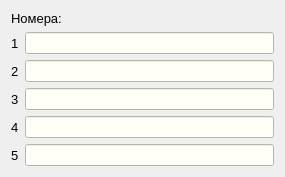
Old version of the form ChooseNumber.ui in the repository okostynchuk/Outcall.
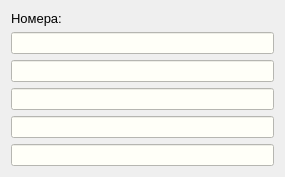
New version of the form. Icons and pictures are not drawn.

Diff of the .ui file:
```diff
--- a/ChooseNumber.ui
+++ b/ChooseNumber.ui
@@ -11,15 +11,15 @@
    </rect>
   </property>
   <property name="windowTitle">
-   <string>Dialog</string>
+   <string>Выбор номера</string>
   </property>
   <property name="windowIcon">
    <iconset resource="images.qrc">
     <normaloff>:/images/outcall-logo.png</normaloff>:/images/outcall-logo.png</iconset>
   </property>
   <layout class="QGridLayout" name="gridLayout">
-   <item row="0" column="0" colspan="2">
-    <widget class="QLabel" name="label_5">
+   <item row="0" column="0">
+    <widget class="QLabel" name="label">
      <property name="font">
       <font>
        <pointsize>10</pointsize>
@@ -34,30 +34,6 @@
     </widget>
    </item>
    <item row="1" column="0">
-    <widget class="QLabel" name="label_6">
-     <property name="font">
-      <font>
-       <pointsize>10</pointsize>
-      </font>
-     </property>
-     <property name="text">
-      <string>1</string>
-     </property>
-    </widget>
-   </item>
-   <item row="3" column="0">
-    <widget class="QLabel" name="label_8">
-     <property name="font">
-      <font>
-       <pointsize>10</pointsize>
-      </font>
-     </property>
-     <property name="text">
-      <string>3</string>
-     </property>
-    </widget>
-   </item>
-   <item row="1" column="1">
     <widget class="QLineEdit" name="FirstNumber">
      <property name="mouseTracking">
       <bool>true</bool>
@@ -73,18 +49,6 @@
     </widget>
    </item>
    <item row="2" column="0">
-    <widget class="QLabel" name="label_7">
-     <property name="font">
-      <font>
-       <pointsize>10</pointsize>
-      </font>
-     </property>
-     <property name="text">
-      <string>2</string>
-     </property>
-    </widget>
-   </item>
-   <item row="2" column="1">
     <widget class="QLineEdit" name="SecondNumber">
      <property name="styleSheet">
       <string notr="true">*{
@@ -96,19 +60,7 @@
      </property>
     </widget>
    </item>
-   <item row="5" column="0">
-    <widget class="QLabel" name="label_19">
-     <property name="font">
-      <font>
-       <pointsize>10</pointsize>
-      </font>
-     </property>
-     <property name="text">
-      <string>5</string>
-     </property>
-    </widget>
-   </item>
-   <item row="3" column="1">
+   <item row="3" column="0">
     <widget class="QLineEdit" name="ThirdNumber">
      <property name="styleSheet">
       <string notr="true">*{
@@ -120,43 +72,31 @@
      </property>
     </widget>
    </item>
-   <item row="5" column="1">
-    <widget class="QLineEdit" name="FifthNumber">
-     <property name="styleSheet">
-      <string notr="true">*{
-background-color: #fffff8;
-}</string>
-     </property>
-     <property name="readOnly">
-      <bool>true</bool>
-     </property>
-    </widget>
-   </item>
-   <item row="4" column="1">
-    <widget class="QLineEdit" name="FourthNumber">
-     <property name="styleSheet">
-      <string notr="true">*{
-background-color: #fffff8;
-}</string>
-     </property>
-     <property name="readOnly">
-      <bool>true</bool>
-     </property>
-    </widget>
-   </item>
    <item row="4" column="0">
-    <widget class="QLabel" name="label_18">
-     <property name="font">
-      <font>
-       <pointsize>10</pointsize>
-      </font>
+    <widget class="QLineEdit" name="FourthNumber">
+     <property name="styleSheet">
+      <string notr="true">*{
+background-color: #fffff8;
+}</string>
      </property>
-     <property name="text">
-      <string>4</string>
+     <property name="readOnly">
+      <bool>true</bool>
      </property>
     </widget>
    </item>
-   <item row="6" column="1">
+   <item row="5" column="0">
+    <widget class="QLineEdit" name="FifthNumber">
+     <property name="styleSheet">
+      <string notr="true">*{
+background-color: #fffff8;
+}</string>
+     </property>
+     <property name="readOnly">
+      <bool>true</bool>
+     </property>
+    </widget>
+   </item>
+   <item row="6" column="0">
     <spacer name="verticalSpacer">
      <property name="orientation">
       <enum>Qt::Vertical</enum>
```
